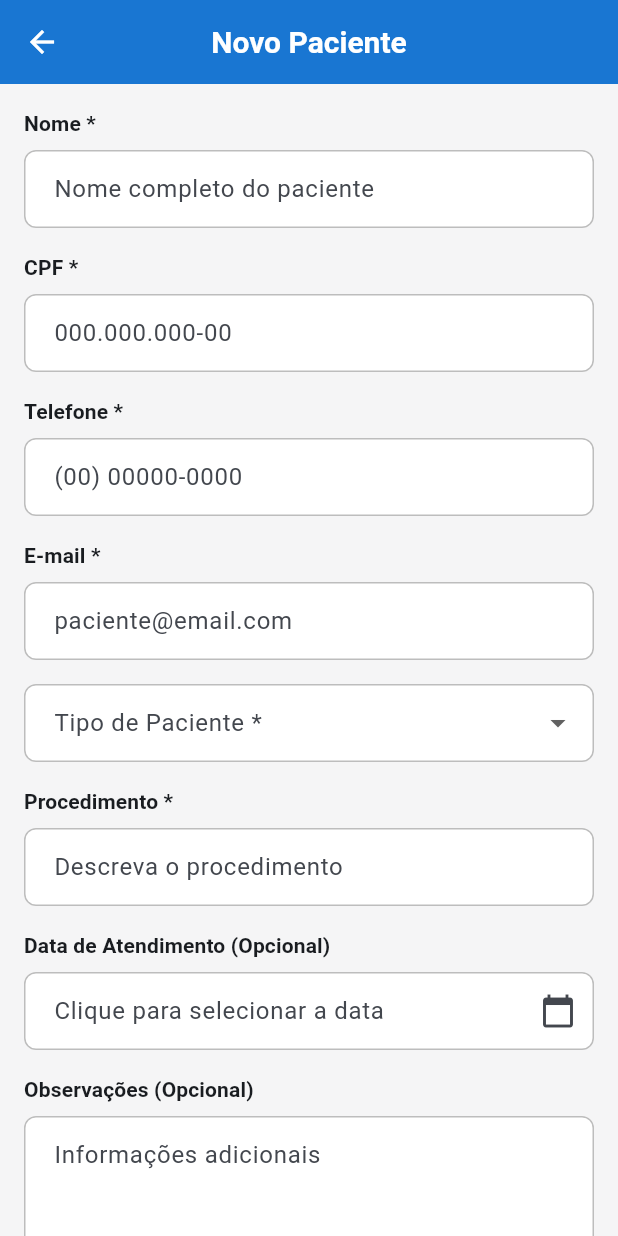
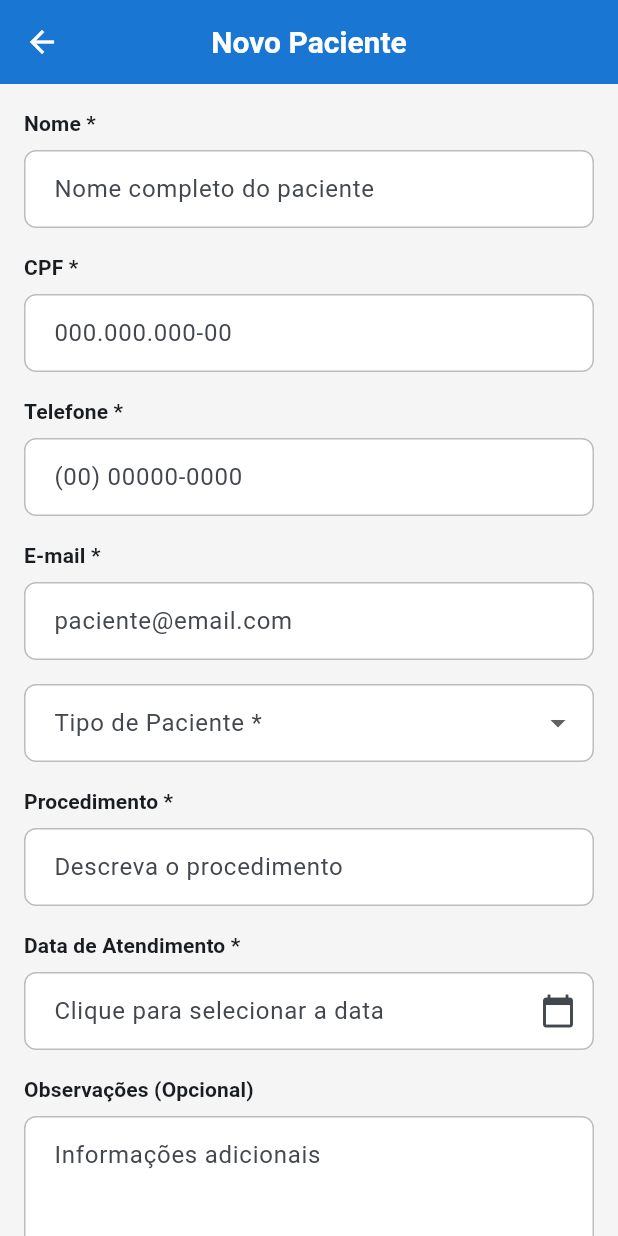
Before and after one commit to Ingrid236/flutter-app-listagem-paciente, a Flutter app: the PacienteFormPage screen opened directly, on a phone screen of 412 x 824 dp. Run offline on Flutter 3.47's test engine with Material 3 defaults, Android fonts, the phone set to English and light mode, and no system bars; our stand-ins replace equatable, flutter_bloc, mask_text_input_formatter.

Commit message:
alteracao do design da data; alteracao da data para obrigatório.

```diff
--- a/listagem/lib/presentation/pages/paciente_form_page.dart
+++ b/listagem/lib/presentation/pages/paciente_form_page.dart
@@ -23,6 +23,7 @@ class PacienteFormPage extends StatefulWidget {
 class _PacienteFormPageState extends State<PacienteFormPage> {
   final _formKey = GlobalKey<FormState>();
   DateTime? _selectedDate;
+  final TextEditingController _dataController = TextEditingController();
 
   bool get isEditing => widget.paciente != null;
 
@@ -30,6 +31,15 @@ class _PacienteFormPageState extends State<PacienteFormPage> {
   void initState() {
     super.initState();
     _selectedDate = widget.paciente?.dataAtendimento;
+    if (_selectedDate != null) {
+      _dataController.text = DateFormat('dd/MM/yyyy').format(_selectedDate!);
+    }
+  }
+
+  @override
+  void dispose() {
+    _dataController.dispose();
+    super.dispose();
   }
 
   void _pickDate() async {
@@ -42,6 +52,7 @@ class _PacienteFormPageState extends State<PacienteFormPage> {
     if (date != null) {
       setState(() {
         _selectedDate = date;
+        _dataController.text = DateFormat('dd/MM/yyyy').format(date);
       });
     }
   }
@@ -79,7 +90,8 @@ class _PacienteFormPageState extends State<PacienteFormPage> {
         final cubit = PacienteFormCubit();
         if (isEditing) {
           cubit.nomeController.text = widget.paciente?.nome ?? '';
-          cubit.procedimentoController.text = widget.paciente?.procedimento ?? '';
+          cubit.procedimentoController.text =
+              widget.paciente?.procedimento ?? '';
           cubit.telefoneController.text = widget.paciente?.telefone ?? '';
           cubit.cpfController.text = widget.paciente?.cpf ?? '';
           cubit.emailController.text = widget.paciente?.email ?? '';
@@ -107,7 +119,8 @@ class _PacienteFormPageState extends State<PacienteFormPage> {
                       label: 'Nome *',
                       hintText: 'Nome completo do paciente',
                       controller: formCubit.nomeController,
-                      validator: (value) => FormValidators.validateRequired(value, 'Nome'),
+                      validator: (value) =>
+                          FormValidators.validateRequired(value, 'Nome'),
                     ),
                     AppSpacing.verticalMd,
                     AppFormField(
@@ -145,9 +158,18 @@ class _PacienteFormPageState extends State<PacienteFormPage> {
                         ),
                       ),
                       items: const [
-                        DropdownMenuItem(value: 'Endodontia', child: Text('Endodontia')),
-                        DropdownMenuItem(value: 'Ortodontia', child: Text('Ortodontia')),
-                        DropdownMenuItem(value: 'Periodontia', child: Text('Periodontia')),
+                        DropdownMenuItem(
+                          value: 'Endodontia',
+                          child: Text('Endodontia'),
+                        ),
+                        DropdownMenuItem(
+                          value: 'Ortodontia',
+                          child: Text('Ortodontia'),
+                        ),
+                        DropdownMenuItem(
+                          value: 'Periodontia',
+                          child: Text('Periodontia'),
+                        ),
                       ],
                       onChanged: formCubit.updateTipo,
                       validator: (val) =>
@@ -158,17 +180,22 @@ class _PacienteFormPageState extends State<PacienteFormPage> {
                       label: 'Procedimento *',
                       hintText: 'Descreva o procedimento',
                       controller: formCubit.procedimentoController,
-                      validator: (value) => FormValidators.validateRequired(value, 'Procedimento'),
+                      validator: (value) => FormValidators.validateRequired(
+                        value,
+                        'Procedimento',
+                      ),
                     ),
                     AppSpacing.verticalMd,
                     AppFormField(
-                      label: _selectedDate == null
-                          ? 'Data de Atendimento (Opcional)'
-                          : 'Data: ${DateFormat('dd/MM/yyyy').format(_selectedDate!)}',
+                      label: 'Data de Atendimento *',
                       hintText: 'Clique para selecionar a data',
-                      onChanged: (_) {}, // dummy to avoid error if readOnly
-                      controller: TextEditingController(), // dummy
-                      validator: null,
+                      controller: _dataController,
+                      readOnly: true,
+                      onTap: _pickDate,
+                      validator: (value) => FormValidators.validateRequired(
+                        value,
+                        'Data de Atendimento',
+                      ),
                       suffixIcon: IconButton(
                         icon: const Icon(Icons.calendar_today),
                         onPressed: _pickDate,
--- a/listagem/lib/presentation/widgets/app_form_field.dart
+++ b/listagem/lib/presentation/widgets/app_form_field.dart
@@ -12,6 +12,8 @@ class AppFormField extends StatelessWidget {
   final Widget? suffixIcon;
   final void Function(String)? onChanged;
   final int? maxLines;
+  final bool readOnly;
+  final VoidCallback? onTap;
 
   const AppFormField({
     super.key,
@@ -25,6 +27,8 @@ class AppFormField extends StatelessWidget {
     this.suffixIcon,
     this.onChanged,
     this.maxLines = 1,
+    this.readOnly = false,
+    this.onTap,
   });
 
   @override
@@ -47,6 +51,8 @@ class AppFormField extends StatelessWidget {
           obscureText: obscureText,
           onChanged: onChanged,
           maxLines: maxLines,
+          readOnly: readOnly,
+          onTap: onTap,
           decoration: InputDecoration(
             hintText: hintText,
             suffixIcon: suffixIcon,
```
Also changed, not shown: 4 other files.
